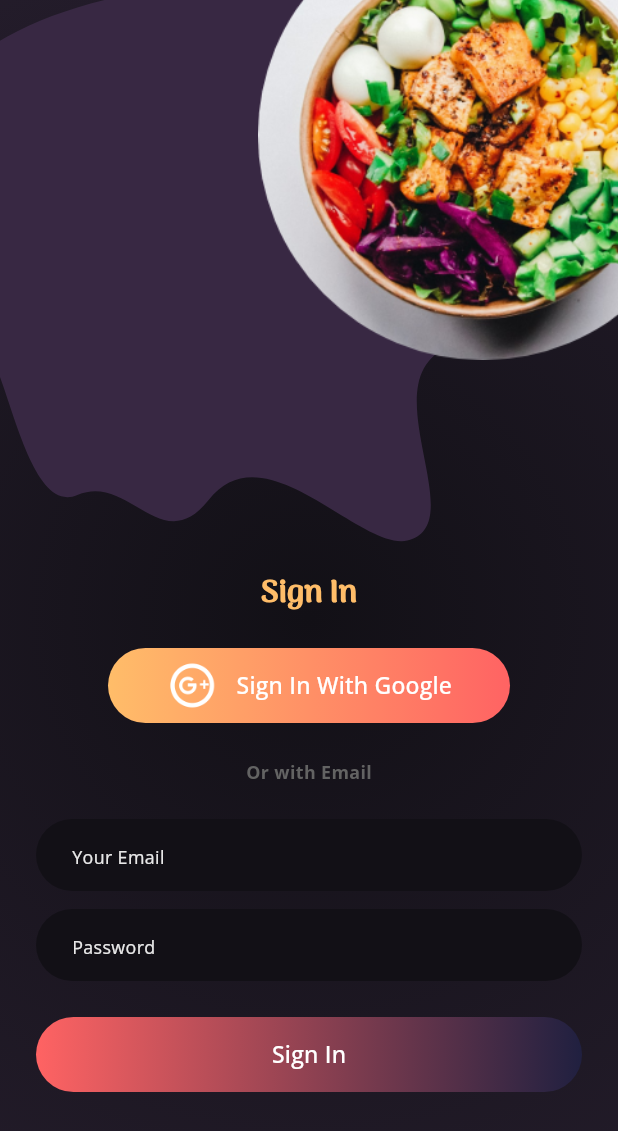
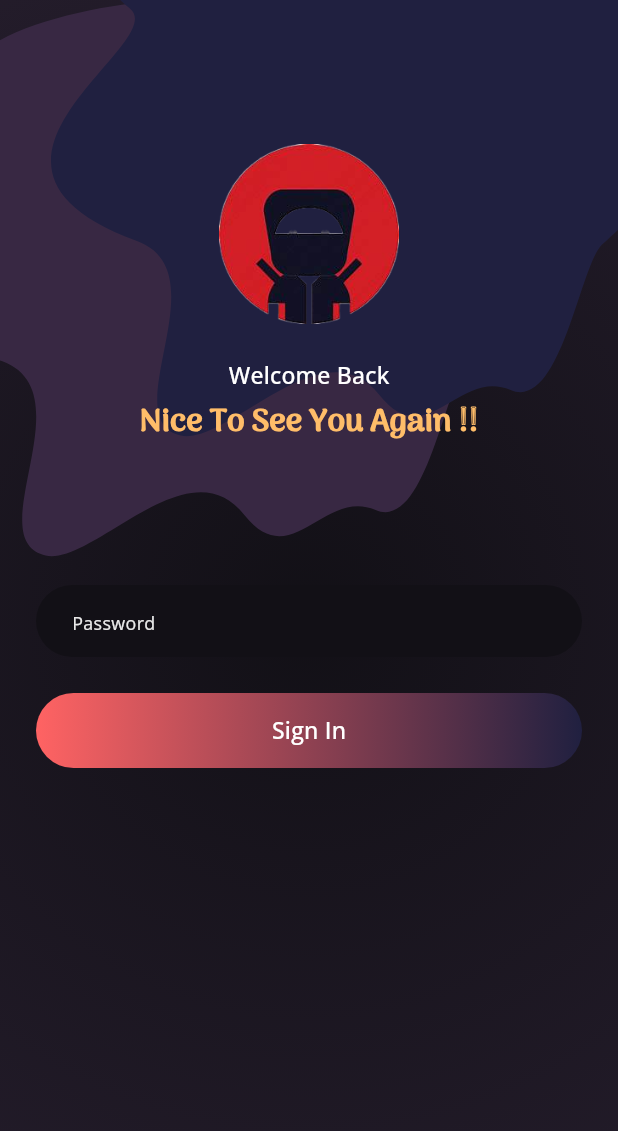
Before and after one commit to otobit-Arfaz/syouki_food_app, a Flutter app: the screen it shows after launch, on a phone screen of 412 x 824 dp. Shown: the top 1131 px of the screen. Run offline on Flutter 3.47's test engine with Material 2 defaults, Android fonts, the phone set to English and light mode, and no system bars.

Commit message:
wlcome page updated

```diff
--- a/lib/constant/image_path.dart
+++ b/lib/constant/image_path.dart
@@ -1,6 +1,6 @@
 class ImagePath {
   static const String discuss = "assets/images/discuss.png";
-  static const String avtar = "assets/images/avtar.png";
+  static const String avtar = "assets/images/av11-PhotoRoom.png";
   static const String fry = "assets/images/fry.png";
   static const String salad = "assets/images/salad.png";
 }
--- a/lib/main.dart
+++ b/lib/main.dart
@@ -17,7 +17,7 @@ class Foodapp extends StatelessWidget {
     return MaterialApp(
       debugShowCheckedModeBanner: false,
       theme: AppTheme.theme,
-      home: const AuthenticationView(),
+      home: const AuthenticationView(viewState: AuthenticationViewState.signUp,),
     );
   }
 }
--- a/lib/screens/authentication/authentication_view.dart
+++ b/lib/screens/authentication/authentication_view.dart
@@ -9,23 +9,47 @@ import 'package:syouki_app/constant/image_path.dart';
 import 'package:syouki_app/screens/onboard/onboard_view.dart';
 import 'package:syouki_app/themes/app_theme.dart';
 
-enum AuthenticationViewState {signIn, signUp, comeBack}
+enum AuthenticationViewState { signIn, signUp, comeBack }
 
 class AuthenticationView extends StatelessWidget {
-  // final AuthenticationViewState viewState;
-  const AuthenticationView({Key? key}) : super(key: key);
+  final AuthenticationViewState viewState;
+
+  const AuthenticationView({Key? key, required this.viewState})
+      : super(key: key);
 
   @override
   Widget build(BuildContext context) {
     return AppScaffold(
       body: Stack(
         children: [
-          Transform(
+          if (viewState == AuthenticationViewState.signUp)
+            Stack(
+              children: const [
+                 Positioned(
+                  left: -110,
+                  top: 10,
+                  child: const AmaobaPaint(
+                  color: AppTheme.darkBlueLight,
+                ),
+                ),
+                Positioned(
+                  left: -20,
+                  top: -70,
+                  child: const AmaobaPaint(
+                    color: AppTheme.darkBlue,
+                  ),
+                ),
+              ],
+            ),
+            if (viewState == AuthenticationViewState.signIn)
+            Transform(
               alignment: Alignment.center,
               transform: Matrix4.rotationY(pi),
-              child: AmaobaPaint(
+              child: const AmaobaPaint(
                 color: AppTheme.darkBlueLight,
-              )),
+              ),
+          ),
+          if (viewState == AuthenticationViewState.signIn)
           Positioned(
             right: -60,
             top: -60,
@@ -34,7 +58,111 @@ class AuthenticationView extends StatelessWidget {
               height: 300,
             ),
           ),
-          SignInView(),
+          Builder(
+            builder: (context) {
+              if (viewState == AuthenticationViewState.signUp) {
+                return const ComeSignin();
+              }
+              if (viewState == AuthenticationViewState.signIn) {
+                return const SignInView();
+              } else {
+                // return const SignUpView();
+                return Container();
+              }
+            },
+          )
+          // SignInView(),
+        ],
+      ),
+    );
+  }
+}
+//
+// class SignUpView extends StatelessWidget {
+//   const SignUpView({
+//     Key? key,
+//   }) : super(key: key);
+//
+//   @override
+//   Widget build(BuildContext context) {
+//     return Padding(
+//       padding: const EdgeInsets.all(AppTheme.cardPadding),
+//       child: Center(
+//           child: Column(
+//             mainAxisAlignment: MainAxisAlignment.end,
+//             crossAxisAlignment: CrossAxisAlignment.center,
+//             children: [
+//               const AuthHeader("Sign In"),
+//               const SizedBox(height: AppTheme.cardPadding),
+//               Padding(
+//                 padding: const EdgeInsets.symmetric(
+//                     horizontal: AppTheme.cardPadding * 2),
+//                 child: FodaButton(
+//                     title: "Sign In With Google",
+//                     gradiant: const [AppTheme.orange, AppTheme.red],
+//                     leadingIcon: Image.asset(
+//                       IconPath.google,
+//                       color: AppTheme.white,
+//                       height: 35,
+//                     ),
+//                     onTap: () {}),
+//               ),
+//               const SizedBox(height: AppTheme.cardPadding),
+//               Text(
+//                 "Or with Email",
+//                 style: Theme.of(context)
+//                     .textTheme
+//                     .bodyText2
+//                     ?.copyWith(color: AppTheme.grey, fontWeight: FontWeight.w700),
+//               ),
+//               const SizedBox(height: AppTheme.cardPadding),
+//               FoodaTextfield(
+//                 title: "Your Email",
+//               ),
+//               const SizedBox(height: AppTheme.elementSpacing),
+//               FoodaTextfield(
+//                 title: "Password",
+//               ),
+//               const SizedBox(height: AppTheme.cardPadding),
+//               FodaButton(title: "Sign In", onTap: () {}),
+//               const SizedBox(height: AppTheme.cardPadding * 3),
+//             ],
+//           )),
+//     );
+//   }
+// }
+
+class ComeSignin extends StatelessWidget {
+  const ComeSignin({
+    Key? key,
+  }) : super(key: key);
+
+  @override
+  Widget build(BuildContext context) {
+    return Padding(
+      padding: const EdgeInsets.all(AppTheme.cardPadding),
+      child: Column(
+        mainAxisAlignment: MainAxisAlignment.start,
+        children: [
+          const SizedBox(height: AppTheme.cardPadding * 3),
+
+          Image.asset(
+            ImagePath.avtar,
+            height: 120,
+          ),
+          const SizedBox(height: AppTheme.cardPadding),
+          Text(
+            'Welcome Back',
+            style: Theme.of(context).textTheme.subtitle1,
+          ),
+          const SizedBox(height: AppTheme.elementSpacing),
+          const AuthHeader("Nice To See You Again !!"),
+          const SizedBox(height: AppTheme.cardPadding * 4),
+          FoodaTextfield(
+            title: "Password",
+          ),
+          const SizedBox(height: AppTheme.cardPadding),
+          FodaButton(title: "Sign In", onTap: () {}),
         ],
       ),
     );
@@ -73,8 +201,10 @@ class SignInView extends StatelessWidget {
           const SizedBox(height: AppTheme.cardPadding),
           Text(
             "Or with Email",
-            style: Theme.of(context).textTheme.bodyText2?.copyWith(
-                color: AppTheme.grey, fontWeight: FontWeight.w700),
+            style: Theme.of(context)
+                .textTheme
+                .bodyText2
+                ?.copyWith(color: AppTheme.grey, fontWeight: FontWeight.w700),
           ),
           const SizedBox(height: AppTheme.cardPadding),
           FoodaTextfield(
```
